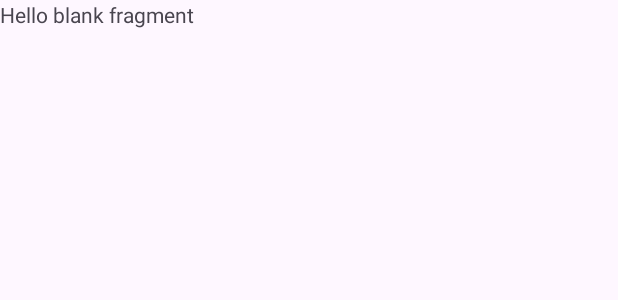
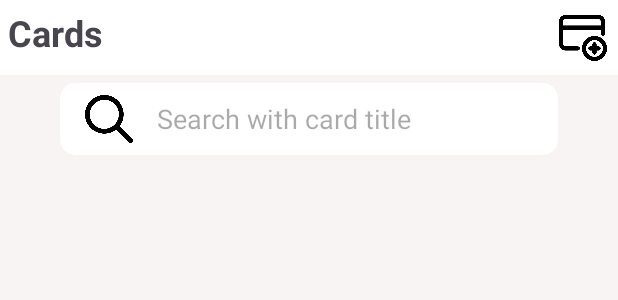
Before and after one commit to semihbag/StudyFlow-CSE3044, an Android app: the layout fragment_card.xml on its own in the app's theme, with its tools: preview values and no code run, on a phone screen of 412 x 824 dp. Shown: the top 300 px of the screen. Run offline under Robolectric (Android 15) with nearby library versions, the phone set to English and light mode, and no system bars.

Commit message:
cars search navbar created

```diff
--- a/app/src/main/res/layout/fragment_card.xml
+++ b/app/src/main/res/layout/fragment_card.xml
@@ -1,14 +1,153 @@
 <?xml version="1.0" encoding="utf-8"?>
-<FrameLayout xmlns:android="http://schemas.android.com/apk/res/android"
+<layout xmlns:android="http://schemas.android.com/apk/res/android"
     xmlns:tools="http://schemas.android.com/tools"
-    android:layout_width="match_parent"
-    android:layout_height="match_parent"
+    xmlns:app="http://schemas.android.com/apk/res-auto"
     tools:context=".view.flashmindview.CardFragment">
 
-    <!-- TODO: Update blank fragment layout -->
-    <TextView
+    <data>
+        <variable
+            name="tag"
+            type="com.example.studyflow.model.Tag" />
+    </data>
+    <androidx.constraintlayout.widget.ConstraintLayout
+
         android:layout_width="match_parent"
         android:layout_height="match_parent"
-        android:text="@string/hello_blank_fragment" />
+        android:background="#f8f4f4">
 
-</FrameLayout>
+
+        <LinearLayout
+            android:layout_width="match_parent"
+            android:layout_height="match_parent"
+            android:orientation="vertical">
+
+            <LinearLayout
+                android:layout_width="match_parent"
+                android:layout_height="50dp"
+                android:background="#ffffff"
+                android:paddingHorizontal="5dp"
+                android:orientation="horizontal">
+
+                <LinearLayout
+                    android:layout_weight="1"
+                    android:layout_width="match_parent"
+                    android:orientation="vertical"
+                    android:layout_height="match_parent">
+
+                    <TextView
+                        android:layout_width="match_parent"
+                        android:layout_height="28dp"
+                        android:layout_marginTop="5dp"
+                        android:text="Cards"
+                        android:textAlignment="viewStart"
+                        android:textSize="24sp"
+                        android:textStyle="bold">
+
+                    </TextView>
+
+                    <TextView
+                        android:layout_width="match_parent"
+                        android:layout_height="match_parent"
+                        android:text="@{tag.tagName}"
+                        android:textSize="13sp"
+                        android:textStyle="bold">
+
+                    </TextView>
+
+                </LinearLayout>
+
+                <LinearLayout
+                    android:layout_weight="10"
+                    android:layout_width="match_parent"
+                    android:layout_height="match_parent">
+
+                    <ImageButton
+                        android:padding="2dp"
+                        android:layout_width="match_parent"
+                        android:layout_height="match_parent"
+                        android:background="@null"
+                        android:scaleType="centerInside"
+                        android:src="@drawable/icon_add_card">
+
+                    </ImageButton>
+
+                </LinearLayout>
+
+            </LinearLayout>
+
+            <androidx.cardview.widget.CardView
+                android:layout_width="match_parent"
+                android:layout_height="wrap_content"
+                android:layout_marginHorizontal="40dp"
+                android:layout_marginTop="5dp"
+                android:layout_marginBottom="3dp"
+                app:cardBackgroundColor="#ffffff"
+                app:cardCornerRadius="10dp">
+
+                <LinearLayout
+                    android:layout_width="match_parent"
+                    android:layout_height="wrap_content"
+                    android:orientation="vertical">
+
+                    <LinearLayout
+                        android:layout_width="match_parent"
+                        android:layout_height="48dp"
+                        android:paddingHorizontal="5dp">
+
+
+                        <LinearLayout
+                            android:layout_width="match_parent"
+                            android:layout_height="match_parent"
+                            android:layout_weight="10"
+                            android:orientation="vertical">
+
+                            <ImageButton
+                                android:padding="8dp"
+                                android:id="@+id/button_search_card"
+                                android:layout_width="wrap_content"
+                                android:layout_height="wrap_content"
+                                android:background="@null"
+                                android:scaleType="centerInside"
+                                android:src="@drawable/icon_search">
+
+                            </ImageButton>
+
+                        </LinearLayout>
+
+                        <LinearLayout
+                            android:layout_width="match_parent"
+                            android:layout_height="match_parent"
+                            android:layout_gravity="center"
+                            android:layout_weight="2"
+                            android:orientation="horizontal">
+
+                            <EditText
+                                android:id="@+id/edit_text_search_card"
+                                android:layout_width="match_parent"
+                                android:layout_height="48dp"
+                                android:layout_marginHorizontal="5dp"
+                                android:background="@null"
+                                android:hint="Search with card title">
+
+                            </EditText>
+
+                        </LinearLayout>
+
+
+
+
+                    </LinearLayout>
+
+
+
+                </LinearLayout>
+
+
+            </androidx.cardview.widget.CardView>
+
+
+        </LinearLayout>
+
+    </androidx.constraintlayout.widget.ConstraintLayout>
+
+</layout>
```
Also changed, not shown: app/src/main/res/drawable/icon_add_card.png (added), app/src/main/res/drawable/icon_search.png (added).
